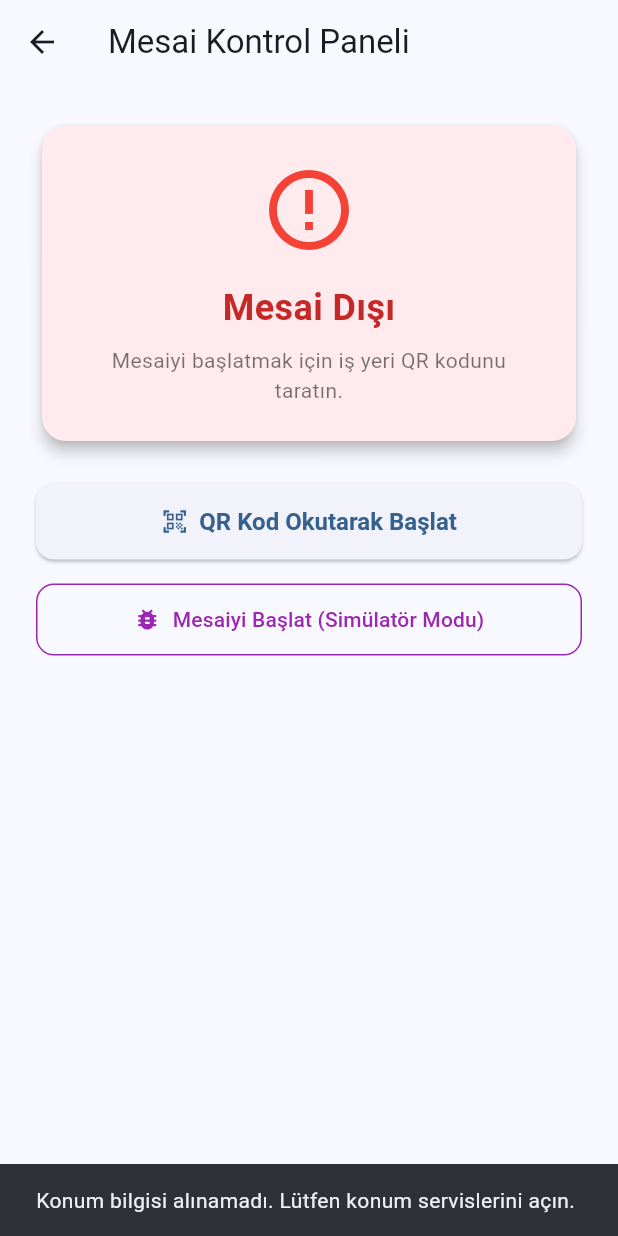
After one commit to Y-usu-F/ekibim-nerede-mobile, a Flutter app: the ShiftScreen screen opened directly, after a tap on "QR Kod Okutarak Başlat", after a tap on "Mesaiyi Başlat (Simülatör Modu)", on a phone screen of 412 x 824 dp. The commit adds this screen. Run offline on Flutter 3.47's test engine with Material 3 defaults, Android fonts, the phone set to English and light mode, and no system bars; our stand-ins replace dio, flutter_secure_storage, location; missing offline and left inert: mobile_scanner; accounts and stored records are empty; network calls fail.

Commit message:
feat: implement ShiftScreen (QR code + stopwatch timer) with KVKK compliance background tracking and TaskListScreen with status transitions for Sprint 3

```diff
--- /dev/null
+++ b/lib/screens/shift_screen.dart
@@ -0,0 +1,346 @@
+import 'dart:async';
+import 'package:flutter/material.dart';
+import 'package:location/location.dart' as loc;
+import 'package:mobile_scanner/mobile_scanner.dart';
+import '../services/api_service.dart';
+import '../services/location_service.dart';
+
+class ShiftScreen extends StatefulWidget {
+  const ShiftScreen({super.key});
+
+  @override
+  State<ShiftScreen> createState() => _ShiftScreenState();
+}
+
+class _ShiftScreenState extends State<ShiftScreen> {
+  final _apiService = ApiService();
+  bool _loading = true;
+  bool _isClockedIn = false;
+  Map<String, dynamic>? _activeShift;
+  Timer? _timer;
+  String _elapsedTime = "00:00:00";
+
+  @override
+  void initState() {
+    super.initState();
+    _checkShiftStatus();
+  }
+
+  @override
+  void dispose() {
+    _timer?.cancel();
+    super.dispose();
+  }
+
+  Future<void> _checkShiftStatus() async {
+    setState(() => _loading = true);
+    try {
+      final response = await _apiService.getShiftStatus();
+      if (response.data != null && response.data['status'] == 'success') {
+        final data = response.data;
+        if (mounted) {
+          setState(() {
+            _isClockedIn = data['is_clocked_in'];
+            _activeShift = data['active_shift'];
+            _loading = false;
+          });
+          if (_isClockedIn) {
+            _startTimer();
+          } else {
+            _timer?.cancel();
+          }
+        }
+      }
+    } catch (e) {
+      if (mounted) {
+        setState(() => _loading = false);
+        ScaffoldMessenger.of(context).showSnackBar(
+          SnackBar(content: Text('Hata: Sunucu bağlantı hatası ($e)')),
+        );
+      }
+    }
+  }
+
+  void _startTimer() {
+    _timer?.cancel();
+    if (_activeShift == null || _activeShift!['clock_in'] == null) return;
+
+    final clockInTime = DateTime.parse(_activeShift!['clock_in']).toLocal();
+    _timer = Timer.periodic(const Duration(seconds: 1), (timer) {
+      final difference = DateTime.now().difference(clockInTime);
+      final hours = difference.inHours.toString().padLeft(2, '0');
+      final minutes = (difference.inMinutes % 60).toString().padLeft(2, '0');
+      final seconds = (difference.inSeconds % 60).toString().padLeft(2, '0');
+
+      if (mounted) {
+        setState(() {
+          _elapsedTime = "$hours:$minutes:$seconds";
+        });
+      }
+    });
+  }
+
+  Future<loc.LocationData?> _getCurrentLocation() async {
+    final location = loc.Location();
+
+    bool serviceEnabled = await location.serviceEnabled();
+    if (!serviceEnabled) {
+      serviceEnabled = await location.requestService();
+      if (!serviceEnabled) return null;
+    }
+
+    loc.PermissionStatus permissionGranted = await location.hasPermission();
+    if (permissionGranted == loc.PermissionStatus.denied) {
+      permissionGranted = await location.requestPermission();
+      if (permissionGranted != loc.PermissionStatus.granted) return null;
+    }
+
+    try {
+      return await location.getLocation();
+    } catch (e) {
+      print("Location fetch error: $e");
+      return null;
+    }
+  }
+
+  Future<void> _handleClockIn(String qrData) async {
+    setState(() => _loading = true);
+    final locationData = await _getCurrentLocation();
+    if (locationData == null) {
+      setState(() => _loading = false);
+      if (mounted) {
+        ScaffoldMessenger.of(context).showSnackBar(
+          const SnackBar(content: Text('Konum bilgisi alınamadı. Lütfen konum servislerini açın.')),
+        );
+      }
+      return;
+    }
+
+    try {
+      final response = await _apiService.clockIn(
+        qrData,
+        locationData.latitude!,
+        locationData.longitude!
+      );
+
+      if (response.data != null && response.data['status'] == 'success') {
+        // Automatically trigger live background location tracking upon clock-in
+        await LocationService().startTracking();
+
+        await _checkShiftStatus();
+        if (mounted) {
+          ScaffoldMessenger.of(context).showSnackBar(
+            const SnackBar(content: Text('Mesai başarıyla başlatıldı.')),
+          );
+        }
+      }
+    } catch (e) {
+      setState(() => _loading = false);
+      if (mounted) {
+        ScaffoldMessenger.of(context).showSnackBar(
+          SnackBar(content: Text('Giriş başarısız: Yetkisiz QR Kod veya veri uyuşmazlığı.')),
+        );
+      }
+    }
+  }
+
+  Future<void> _handleClockOut() async {
+    setState(() => _loading = true);
+    final locationData = await _getCurrentLocation();
+    if (locationData == null) {
+      setState(() => _loading = false);
+      if (mounted) {
+        ScaffoldMessenger.of(context).showSnackBar(
+          const SnackBar(content: Text('Konum bilgisi alınamadı. Lütfen konum servislerini açın.')),
+        );
+      }
+      return;
+    }
+
+    try {
+      final response = await _apiService.clockOut(
+        locationData.latitude!,
+        locationData.longitude!
+      );
+
+      if (response.data != null && response.data['status'] == 'success') {
+        // Stop background tracking upon clock-out for privacy (KVKK compliance)
+        LocationService().stopTracking();
+
+        await _checkShiftStatus();
+        if (mounted) {
+          ScaffoldMessenger.of(context).showSnackBar(
+            const SnackBar(content: Text('Mesai sonlandırıldı.')),
+          );
+        }
+      }
+    } catch (e) {
+      setState(() => _loading = false);
+      if (mounted) {
+        ScaffoldMessenger.of(context).showSnackBar(
+          SnackBar(content: Text('Çıkış yapılamadı: $e')),
+        );
+      }
+    }
+  }
+
+  void _openQrScanner() {
+    Navigator.of(context).push(
+      MaterialPageRoute(
+        builder: (context) => Scaffold(
+          appBar: AppBar(title: const Text('QR Kodu Taratın')),
+          body: MobileScanner(
+            onDetect: (capture) {
+              final barcodes = capture.barcodes;
+              if (barcodes.isNotEmpty && barcodes.first.rawValue != null) {
+                final scannedData = barcodes.first.rawValue!;
+                Navigator.of(context).pop(scannedData);
+              }
+            },
+          ),
+        ),
+      ),
+    ).then((scannedValue) {
+      if (scannedValue != null && scannedValue is String) {
+        _handleClockIn(scannedValue);
+      }
+    });
+  }
+
+  @override
+  Widget build(BuildContext context) {
+    return Scaffold(
+      appBar: AppBar(
+        title: const Text('Mesai Kontrol Paneli'),
+      ),
+      body: _loading
+          ? const Center(child: CircularProgressIndicator())
+          : SingleChildScrollView(
+              padding: const EdgeInsets.all(24.0),
+              child: Column(
+                crossAxisAlignment: CrossAxisAlignment.stretch,
+                children: [
+                  // Status Header Card
+                  Card(
+                    elevation: 4,
+                    color: _isClockedIn ? Colors.green.shade50 : Colors.red.shade50,
+                    shape: RoundedRectangleBorder(borderRadius: BorderRadius.circular(16)),
+                    child: Padding(
+                      padding: const EdgeInsets.all(24.0),
+                      child: Column(
+                        children: [
+                          Icon(
+                            _isClockedIn ? Icons.check_circle : Icons.error_outline,
+                            size: 64,
+                            color: _isClockedIn ? Colors.green : Colors.red,
+                          ),
+                          const SizedBox(height: 16),
+                          Text(
+                            _isClockedIn ? 'Mesaide' : 'Mesai Dışı',
+                            style: TextStyle(
+                              fontSize: 24,
+                              fontWeight: FontWeight.bold,
+                              color: _isClockedIn ? Colors.green.shade800 : Colors.red.shade800
+                            ),
+                          ),
+                          const SizedBox(height: 8),
+                          Text(
+                            _isClockedIn
+                                ? 'Canlı mesai süresi aşağıda akmaktadır.'
+                                : 'Mesaiyi başlatmak için iş yeri QR kodunu taratın.',
+                            textAlign: TextAlign.center,
+                            style: const TextStyle(fontSize: 14, color: Colors.black54),
+                          ),
+                        ],
+                      ),
+                    ),
+                  ),
+                  const SizedBox(height: 24),
+
+                  // Timer Card
+                  if (_isClockedIn) ...[
+                    Card(
+                      elevation: 2,
+                      shape: RoundedRectangleBorder(borderRadius: BorderRadius.circular(16)),
+                      child: Padding(
+                        padding: const EdgeInsets.all(24.0),
+                        child: Column(
+                          children: [
+                            const Text(
+                              'Çalışma Süresi',
+                              style: TextStyle(fontSize: 14, color: Colors.grey, fontWeight: FontWeight.bold, letterSpacing: 1),
+                            ),
+                            const SizedBox(height: 12),
+                            Text(
+                              _elapsedTime,
+                              style: const TextStyle(
+                                fontSize: 42,
+                                fontWeight: FontWeight.bold,
+                                fontFamily: 'monospace'
+                              ),
+                            ),
+                            const SizedBox(height: 16),
+                            Row(
+                              mainAxisAlignment: MainAxisAlignment.center,
+                              children: [
+                                const Icon(Icons.location_on, size: 14, color: Colors.green),
+                                const SizedBox(width: 4),
+                                Text(
+                                  'Giriş Konumu Kayıtlı: ${_activeShift?['clock_in_latitude']?.toStringAsFixed(5)}, ${_activeShift?['clock_in_longitude']?.toStringAsFixed(5)}',
+                                  style: const TextStyle(fontSize: 12, color: Colors.grey),
+                                )
+                              ],
+                            )
+                          ],
+                        ),
+                      ),
+                    ),
+                    const SizedBox(height: 24),
+                  ],
+
+                  // Actions Section
+                  if (!_isClockedIn) ...[
+                    ElevatedButton.icon(
+                      icon: const Icon(Icons.qr_code_scanner),
+                      label: const Text('QR Kod Okutarak Başlat'),
+                      onPressed: _openQrScanner,
+                      style: ElevatedButton.styleFrom(
+                        padding: const EdgeInsets.symmetric(vertical: 16),
+                        shape: RoundedRectangleBorder(borderRadius: BorderRadius.circular(12)),
+                        textStyle: const TextStyle(fontSize: 16, fontWeight: FontWeight.bold),
+                      ),
+                    ),
+                    const SizedBox(height: 16),
+
+                    // Emulators & Test Mocking Button
+                    OutlinedButton.icon(
+                      icon: const Icon(Icons.bug_report),
+                      label: const Text('Mesaiyi Başlat (Simülatör Modu)'),
+                      onPressed: () => _handleClockIn('ekibim_nerede_office_location_1'),
+                      style: OutlinedButton.styleFrom(
+                        padding: const EdgeInsets.symmetric(vertical: 14),
+                        side: const BorderSide(color: Colors.purple),
+                        shape: RoundedRectangleBorder(borderRadius: BorderRadius.circular(12)),
+                        foregroundColor: Colors.purple,
+                      ),
+                    ),
+                  ] else ...[
+                    ElevatedButton.icon(
+                      icon: const Icon(Icons.stop_circle),
+                      label: const Text('Mesaiyi Bitir'),
+                      onPressed: _handleClockOut,
+                      style: ElevatedButton.styleFrom(
+                        backgroundColor: Colors.red,
+                        foregroundColor: Colors.white,
+                        padding: const EdgeInsets.symmetric(vertical: 16),
+                        shape: RoundedRectangleBorder(borderRadius: BorderRadius.circular(12)),
+                        textStyle: const TextStyle(fontSize: 16, fontWeight: FontWeight.bold),
+                      ),
+                    ),
+                  ],
+                ],
+              ),
+            ),
+    );
+  }
+}
--- a/pubspec.yaml
+++ b/pubspec.yaml
@@ -16,6 +16,7 @@ dependencies:
   dio: ^5.4.0
   flutter_secure_storage: ^9.0.0
   location: ^5.0.3
+  mobile_scanner: ^5.1.1
   google_maps_flutter: ^2.5.3
   flutter_bloc: ^8.1.3
   intl: ^0.19.0
```
Also changed, not shown: lib/screens/dashboard_screen.dart (+23 -1 lines), lib/screens/task_list_screen.dart (added, +321 -0 lines), lib/services/api_service.dart (+34 -0 lines), pubspec.lock.
